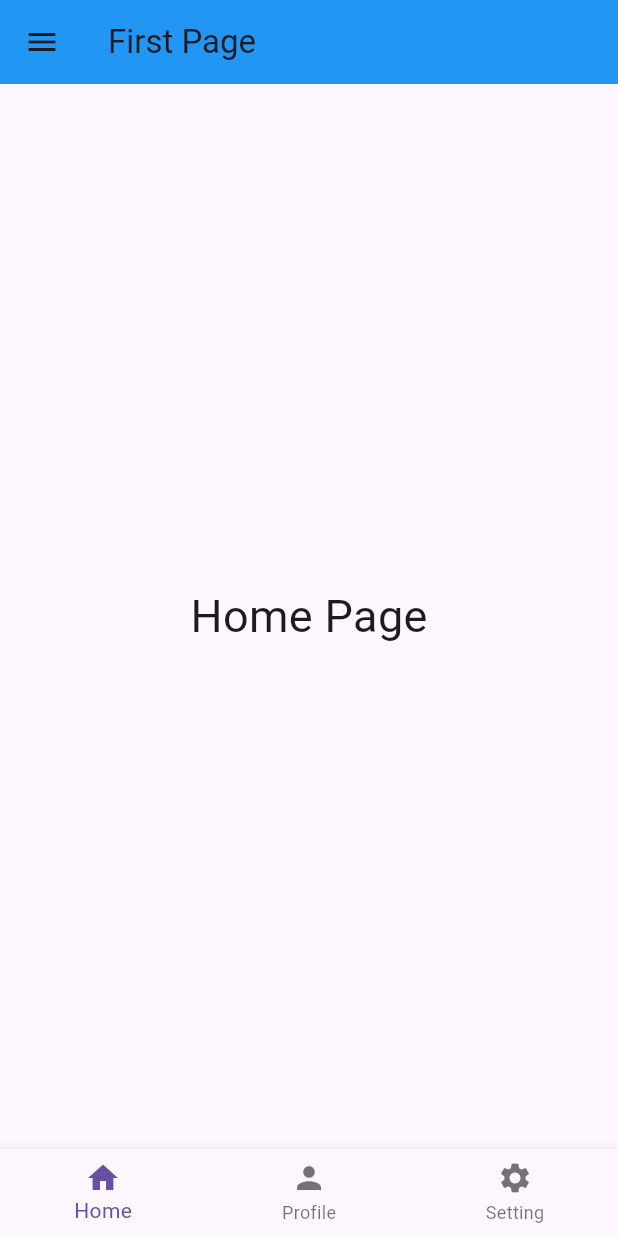
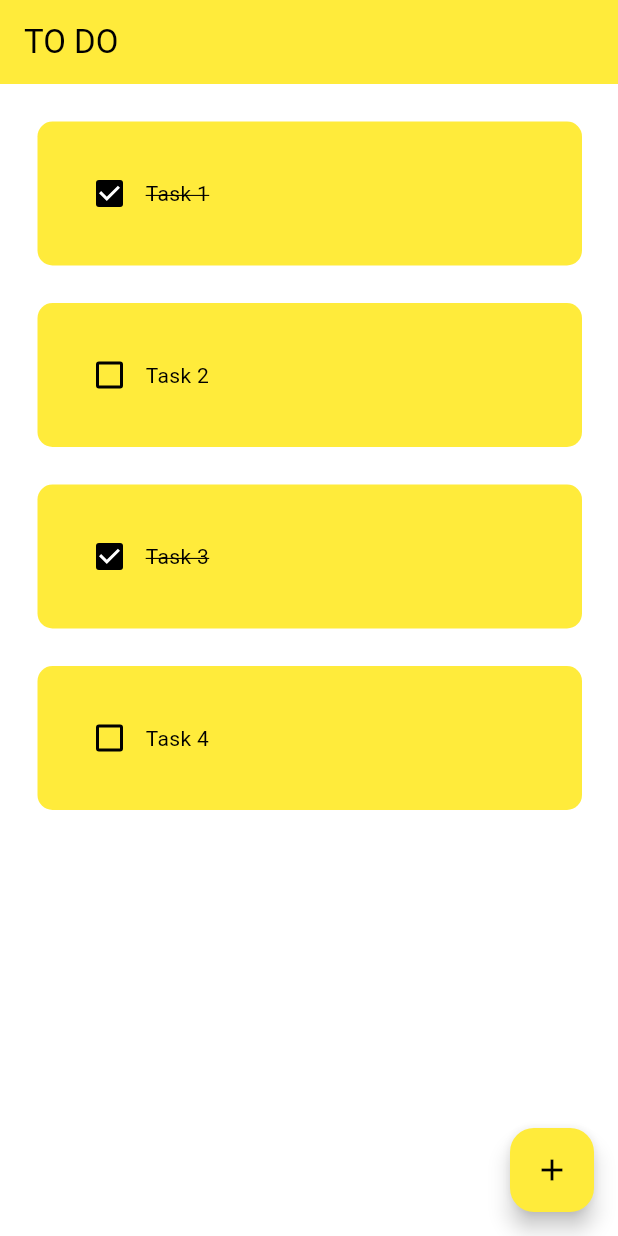
Before and after one commit to HassanElshazlyEida/flutter-tutorial, a Flutter app: the screen it shows after launch, on a phone screen of 412 x 824 dp. Run offline on Flutter 3.47's test engine with Material 3 defaults, Android fonts, the phone set to English and light mode, and no system bars; drawn by our look-alikes of flutter_slidable; missing offline and left inert: dart:ffi.

```diff
--- a/lib/main.dart
+++ b/lib/main.dart
@@ -1,7 +1,6 @@
 import 'package:flutter/material.dart';
 import 'package:udemy_flutter/pages/Home.dart';
-import 'package:udemy_flutter/pages/Setting.dart';
-import 'package:udemy_flutter/pages/first_page.dart';
+
 
 void main() {
   runApp(MyApp());
@@ -13,13 +12,20 @@ class MyApp extends StatelessWidget {
   @override
   Widget build(BuildContext context) {
     return MaterialApp(
-      home: FirstPage(),
+      home: Home(),
       debugShowCheckedModeBanner: false,
-      routes: {
-        '/first': (context) => FirstPage(),
-        '/home': (context) => Home(),
-        '/setting': (context) => Setting(),
-      },
+      theme: ThemeData(
+        primarySwatch: Colors.yellow,
+        primaryColor: Colors.yellow,
+        cardColor: Colors.white,
+        canvasColor: Colors.yellow,
+        dialogBackgroundColor: Colors.yellow,
+        colorScheme: ColorScheme.light(primary: Colors.black),
+        floatingActionButtonTheme: FloatingActionButtonThemeData(
+          backgroundColor: Colors.yellow,
+          foregroundColor: Colors.black,
+        ),
+      ),
     );
   }
 }
--- a/lib/pages/Home.dart
+++ b/lib/pages/Home.dart
@@ -1,11 +1,94 @@
+import 'dart:ffi';
+
 import 'package:flutter/material.dart';
+import 'package:udemy_flutter/util/dialog_box.dart';
 
-class Home extends StatelessWidget {
+import '../util/todo_tile.dart';
+
+class Home extends StatefulWidget {
+  @override
+  State<Home> createState() => _HomeState();
+}
+
+class _HomeState extends State<Home> {
+
+  List toDoList = [
+    {
+      'taskName': 'Task 1',
+      'taskCompleted': true
+    },
+    {
+      'taskName': 'Task 2',
+      'taskCompleted': false
+    },
+    {
+      'taskName': 'Task 3',
+      'taskCompleted': true
+    },
+    {
+      'taskName': 'Task 4',
+      'taskCompleted': false
+    },
+  ];
+
+  void checkBoxChanged(bool? value, int index){
+    setState(() {
+        toDoList[index]['taskCompleted'] = value;
+    });
+
+  }
+
+  void appendToDoList(String text){
+    setState(() {
+      toDoList.add({
+        'taskName': text,
+        'taskCompleted': false
+      });
+    });
+  }
+  void createNewTask(){
+
+    showDialog(
+      context: context,
+      builder: (context){
+        return DialogBox(
+          onSave: (String text){
+            appendToDoList(text);
+          },
+
+        );
+      }
+    );
+  }
+
+  void deleteTask(int index){
+    setState(() {
+      toDoList.removeAt(index);
+    });
+  }
   @override
   Widget build(BuildContext context){
     return Scaffold(
-      body: Center(
-        child: Text('Home Page', style: TextStyle(fontSize: 30)),
+      appBar: AppBar(
+        title: Text('TO DO'),
+        elevation: 0,
+        backgroundColor: Colors.yellow,
+      ),
+      floatingActionButton: FloatingActionButton(
+        onPressed: createNewTask,
+        child: Icon(Icons.add),
+
+      ),
+      body: ListView.builder(
+        itemCount: toDoList.length,
+        itemBuilder: (context, index){
+          return ToDoTile(
+            taskName: toDoList[index]['taskName'],
+            taskCompleted: toDoList[index]['taskCompleted'],
+            onChanged: (value) => checkBoxChanged(value, index),
+            deleteTask: (context) => deleteTask(index) ,
+          );
+        },
       ),
     );
   }
--- a/lib/pages/first_page.dart
+++ b/lib/pages/first_page.dart
@@ -20,7 +20,7 @@ class _FirstPageState extends State<FirstPage> {
     });
   }
 
-  final List<StatelessWidget> _pages = [
+  final List _pages = [
     Home(),
     Profile(),
     Setting()
--- /dev/null
+++ b/lib/util/todo_tile.dart
@@ -0,0 +1,61 @@
+import 'package:flutter/material.dart';
+import 'package:flutter_slidable/flutter_slidable.dart';
+
+class ToDoTile extends StatelessWidget {
+
+  final String taskName;
+  final bool? taskCompleted;
+  Function(bool?) onChanged;
+  Function(BuildContext) deleteTask;
+
+
+  ToDoTile({
+    required this.taskName ,
+    this.taskCompleted = false,
+    required this.onChanged,
+    required this.deleteTask
+  });
+
+  @override
+  Widget build(BuildContext context){
+    return Padding(
+      padding: const EdgeInsets.only(left: 25,right: 24,top: 25),
+      child: Slidable(
+        endActionPane: ActionPane(
+          motion: ScrollMotion(),
+          children: [
+            SlidableAction(
+              onPressed: deleteTask,
+              icon: Icons.delete,
+              backgroundColor: Colors.red,
+              borderRadius: BorderRadius.circular(7),
+            ),
+          ],
+        ),
+        child: Container(
+            padding: EdgeInsets.all(24),
+            child: Row(
+              children: [
+                Checkbox(
+                  value: taskCompleted,
+                  onChanged: onChanged,
+                  activeColor: Colors.black,
+                  ),
+                Text(
+                  taskName,
+                  style: TextStyle(
+                    decoration: (taskCompleted == true) ? TextDecoration.lineThrough : null,
+                  ),
+                ),
+              ],
+            ),
+            decoration: BoxDecoration(
+              color: Colors.yellow,
+              borderRadius: BorderRadius.circular(10),
+
+            ),
+        ),
+      ),
+    );
+  }
+}
--- a/pubspec.yaml
+++ b/pubspec.yaml
@@ -30,6 +30,7 @@ environment:
 dependencies:
   flutter:
     sdk: flutter
+  flutter_slidable: ^1.2.0
 
 
   # The following adds the Cupertino Icons font to your application.
```
Also changed, not shown: lib/util/dialog_box.dart (added, +50 -0 lines), pubspec.lock.
